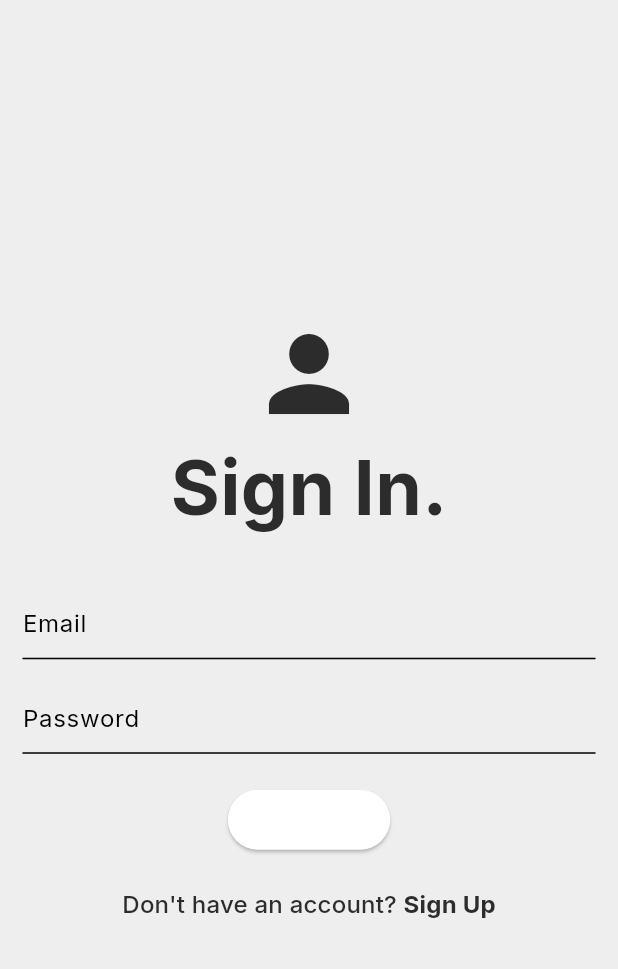
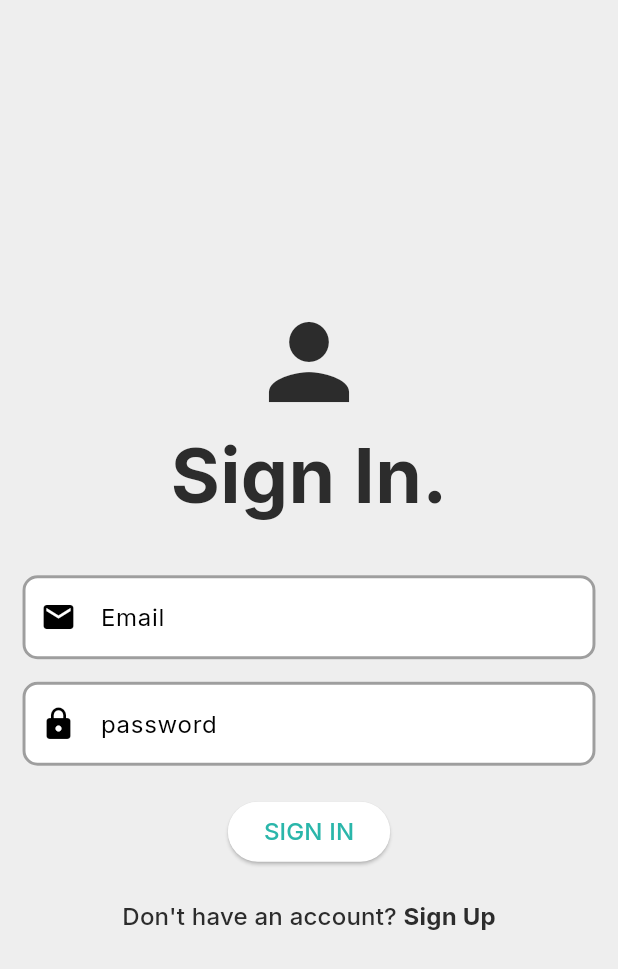
Before and after one commit to kittipongrks/Graduate_Project, a Flutter app: the screen it shows after launch, on a phone screen of 412 x 824 dp. Shown: the top 969 px of the screen. Run offline on Flutter 3.47's test engine with Material 3 defaults, Android fonts, the phone set to English and light mode, and no system bars; our stand-ins replace cloud_firestore, firebase_auth, firebase_core, font_awesome_flutter, form_field_validator, google_fonts; accounts and stored records are empty.

Commit message:
change UI for login and register

```diff
--- /dev/null
+++ b/lib/controller/controller.dart
@@ -0,0 +1 @@
+export './widget.dart';
--- /dev/null
+++ b/lib/controller/widget.dart
@@ -0,0 +1,30 @@
+import 'package:flutter/material.dart';
+
+const textInputDecoration = InputDecoration(
+  fillColor: Colors.white,
+  filled: true,
+  enabledBorder: OutlineInputBorder(
+    borderSide: BorderSide(color: Colors.grey, width: 2.0),
+    borderRadius: BorderRadius.all(Radius.circular(10)),
+  ),
+  focusedBorder: OutlineInputBorder(
+    borderSide: BorderSide(color: Colors.blue, width: 2.0),
+    borderRadius: BorderRadius.all(Radius.circular(10)),
+  ),
+  errorBorder:OutlineInputBorder(
+    borderSide: BorderSide(color: Colors.red, width: 2.0),
+    borderRadius: BorderRadius.all(Radius.circular(10)),
+  ),
+);
+
+void nextScreen(context , page){
+  Navigator.push(context, MaterialPageRoute(
+    builder: (context) => page,
+  ));
+}
+
+void nextScreenReplace(context , page){
+  Navigator.pushReplacement(context, MaterialPageRoute(
+    builder: (context) => page,
+  ));
+}
--- a/lib/main.dart
+++ b/lib/main.dart
@@ -5,7 +5,7 @@ import 'package:flutter/material.dart';
 import 'package:dahcpplication/pages/login_page.dart';
 import 'package:dahcpplication/pages/home_page.dart';
 import 'package:firebase_auth/firebase_auth.dart';
-import 'firebase_options.dart';
+import 'package:dahcpplication/firebase_options.dart';
 
 void main() async {
   WidgetsFlutterBinding.ensureInitialized();
--- a/lib/pages/login_page.dart
+++ b/lib/pages/login_page.dart
@@ -1,3 +1,5 @@
+import 'package:dahcpplication/controller/widget.dart';
+import 'package:flutter/gestures.dart';
 import 'package:firebase_auth/firebase_auth.dart';
 import 'package:flutter/material.dart';
 import 'package:dahcpplication/pages/signup_page.dart';
@@ -13,6 +15,8 @@ class LoginPage extends StatefulWidget {
 }
 
 class _LoginPageState extends State<LoginPage> {
+  String email = '';
+  String password = '';
   final emailController = TextEditingController();
   final passwordController = TextEditingController();
   final formKey = GlobalKey<FormState>();
@@ -61,18 +65,51 @@ class _LoginPageState extends State<LoginPage> {
               const SizedBox(height: 30),
               TextFormField(
                 controller: emailController,
-                decoration: const InputDecoration(
+                decoration: textInputDecoration.copyWith(
                   hintText: 'Email',
+                  prefixIcon: Icon(Icons.email),
                 ),
+                onChanged: (val){
+                  setState(() {
+                    email = val ;
+                  });
+                },
+                validator: (val){
+                  if(val!.isEmpty){
+                    return 'Please enter your email';
+                  }
+                  if(!RegExp(r'^[a-zA-Z0-9._%+-]+@[a-zA-Z0-9.-]+\.[a-zA-Z]{2,}$').hasMatch(val)){
+                    return 'Please enter a valid email';
+                  }
+                  return null;
+                },
               ),
+
+
               const SizedBox(height: 15),
               TextFormField(
                 controller: passwordController,
-                decoration: const InputDecoration(
-                  hintText: 'Password',
+                decoration: textInputDecoration.copyWith(
+                  hintText: 'password',
+                  prefixIcon: Icon(Icons.lock),
                 ),
                 obscureText: true,
+                onChanged: (val){
+                  setState(() {
+                    password = val;
+                  });
+                },
+                validator: (val){
+                    if(val!.length < 6){
+                      return 'Password must be at least 6 characters';
+                    }else{
+                      return null;
+                    }
+                  }
               ),
+
+
+
               const SizedBox(height: 20),
               ElevatedButton(
                 onPressed: () async {
@@ -82,31 +119,47 @@ class _LoginPageState extends State<LoginPage> {
                   'SIGN IN',
                   style: TextStyle(
                     fontSize: 16,
-                    color: Colors.white,
                   ),
                 ),
               ),
               const SizedBox(height: 20),
-              GestureDetector(
-                onTap: () {
-                  Navigator.push(context, SignUpPage.route());
-                },
-                child: RichText(
-                  text: TextSpan(
+
+              Text.rich(TextSpan(
                 text: 'Don\'t have an account? ',
                 style: Theme.of(context).textTheme.titleMedium,
                 children: [
                   TextSpan(
                     text: 'Sign Up',
-                        style:
-                            Theme.of(context).textTheme.titleMedium?.copyWith(
-                                  fontWeight: FontWeight.bold,
-                                ),
+                    style: Theme.of(context)
+                        .textTheme
+                        .titleMedium
+                        ?.copyWith(fontWeight: FontWeight.bold),
+                    recognizer: TapGestureRecognizer()..onTap = (){
+                      nextScreenReplace(context, const  SignUpPage());
+                    }
                   ),
                 ],
-                  ),
-                ),
-              ),
+              )),
+              // GestureDetector(
+              //   onTap: () {
+              //     Navigator.push(context, SignUpPage.route());
+              //   },
+              //   child: RichText(
+              //     text: TextSpan(
+              //       text: 'Don\'t have an account? ',
+              //       style: Theme.of(context).textTheme.titleMedium,
+              //       children: [
+              //         TextSpan(
+              //           text: 'Sign Up',
+              //           style:
+              //               Theme.of(context).textTheme.titleMedium?.copyWith(
+              //                     fontWeight: FontWeight.bold,
+              //                   ),
+              //         ),
+              //       ],
+              //     ),
+              //   ),
+              // ),
             ],
           ),
         ),
```
Also changed, not shown: lib/auth/database.dart (added, +20 -0 lines), lib/pages/home_page.dart (+11 -1 lines), lib/pages/signup_page.dart (+90 -17 lines). Lines whose indentation alone changed are shown as unchanged.
